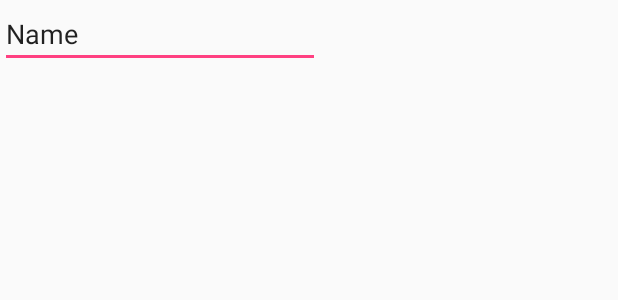
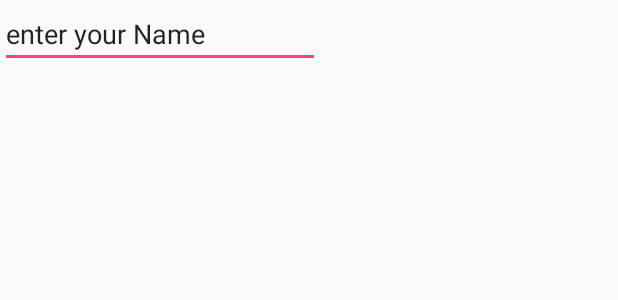
Before and after one commit to Akshay090/SuperHeroGuide, an Android app: the layout activity_main.xml on its own in the app's theme, with its tools: preview values and no code run, on a phone screen of 412 x 824 dp. Shown: the top 300 px of the screen. Run offline under Robolectric (Android 15) with nearby library versions, the phone set to English and light mode, and no system bars.

Commit message:
text view 2

```diff
--- a/app/src/main/res/layout/activity_main.xml
+++ b/app/src/main/res/layout/activity_main.xml
@@ -12,7 +12,7 @@
         android:layout_height="wrap_content"
         android:ems="10"
         android:inputType="textPersonName"
-        android:text="Name"
+        android:text="enter your Name"
         tools:layout_editor_absoluteX="72dp"
         tools:layout_editor_absoluteY="3dp"
         tools:ignore="MissingConstraints" />
```
